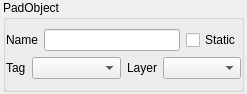
Old version of the form Editor/PAD-Engine/padobjectwidget.ui in the repository Phiras55/PAD-Game-Engine.
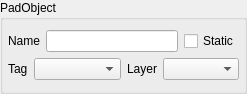
New version of the form. Icons and pictures are not drawn.

Diff of the .ui file:
```diff
--- a/Editor/PAD-Engine/padobjectwidget.ui
+++ b/Editor/PAD-Engine/padobjectwidget.ui
@@ -1257,16 +1257,16 @@
   </property>
   <layout class="QGridLayout" name="gridLayout">
    <property name="leftMargin">
-    <number>3</number>
+    <number>0</number>
    </property>
    <property name="topMargin">
     <number>0</number>
    </property>
    <property name="rightMargin">
-    <number>3</number>
+    <number>0</number>
    </property>
    <property name="bottomMargin">
-    <number>2</number>
+    <number>0</number>
    </property>
    <item row="0" column="0">
     <widget class="QGroupBox" name="PadObject">
@@ -1284,16 +1284,16 @@
      </property>
      <layout class="QGridLayout" name="gridLayout_2">
       <property name="leftMargin">
-       <number>0</number>
+       <number>5</number>
       </property>
       <property name="topMargin">
-       <number>0</number>
+       <number>5</number>
       </property>
       <property name="rightMargin">
-       <number>0</number>
+       <number>5</number>
       </property>
       <property name="bottomMargin">
-       <number>0</number>
+       <number>5</number>
       </property>
       <item row="0" column="0">
        <layout class="QVBoxLayout" name="verticalLayout">
```
